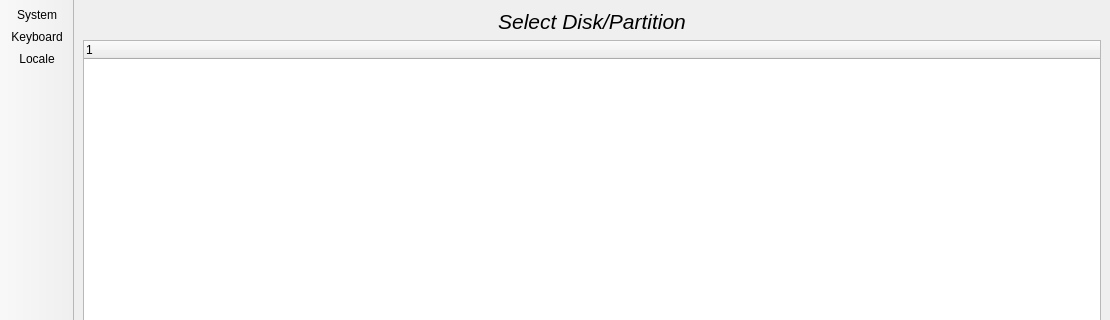
Qt form mainUI.ui (project-trident/trident-installer) before a commit; both pictures show x 0 to 1110 and y 0 to 320 of the 1110 by 503 pixel window.
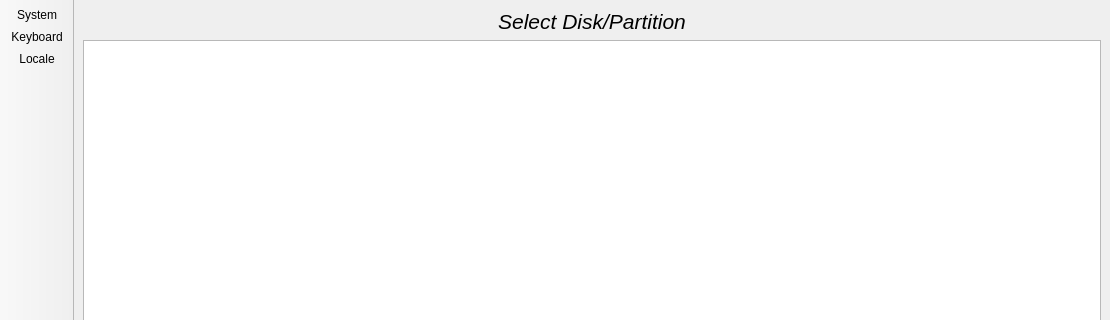
The same form after that commit. The open tabs and pages were chosen to show the change. Icons and pictures are not drawn.

Commit message: Get the disk/partition information showing up in the UI now.

```diff
--- a/mainUI.ui
+++ b/mainUI.ui
@@ -174,7 +174,25 @@
          </widget>
         </item>
         <item>
-         <widget class="QTreeWidget" name="treeWidget">
+         <widget class="QTreeWidget" name="tree_disks">
+          <property name="indentation">
+           <number>10</number>
+          </property>
+          <property name="rootIsDecorated">
+           <bool>true</bool>
+          </property>
+          <property name="sortingEnabled">
+           <bool>false</bool>
+          </property>
+          <property name="animated">
+           <bool>true</bool>
+          </property>
+          <property name="wordWrap">
+           <bool>true</bool>
+          </property>
+          <property name="headerHidden">
+           <bool>true</bool>
+          </property>
           <column>
            <property name="text">
             <string notr="true">1</string>
```
Left out of the diff: 12 changed lines with no effect on the pictures. The commit also changes 3 other files.
